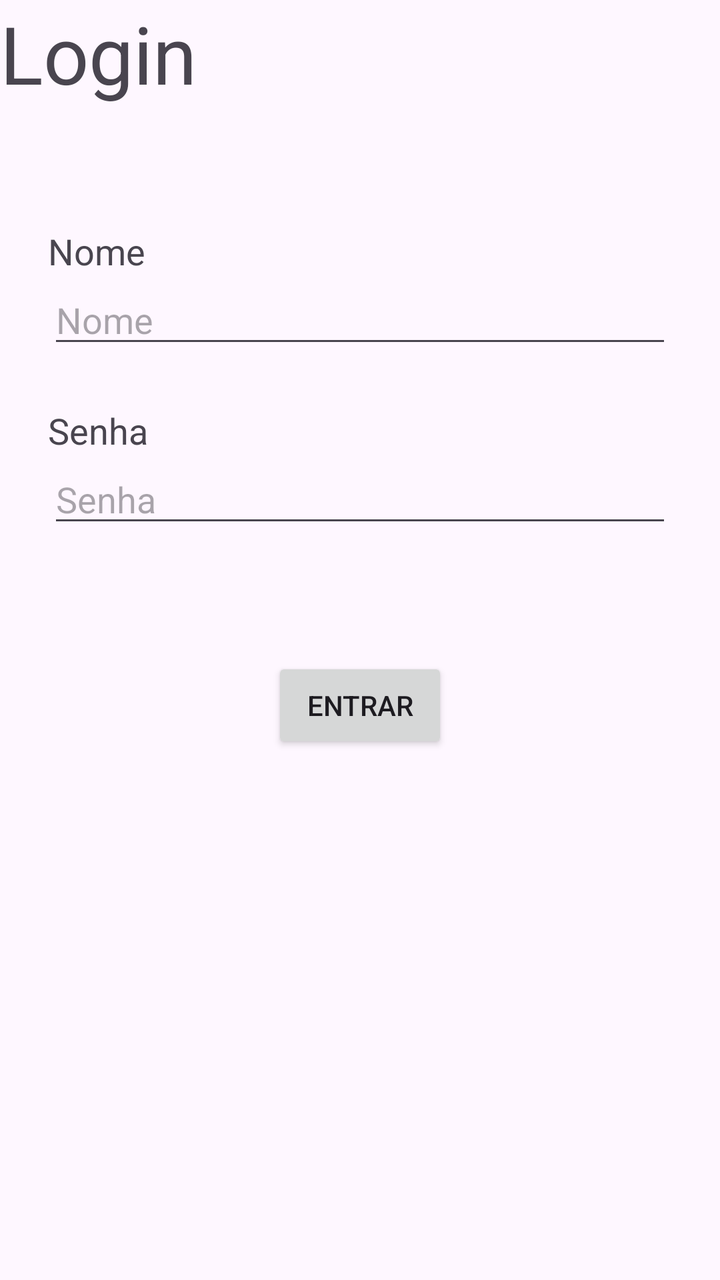
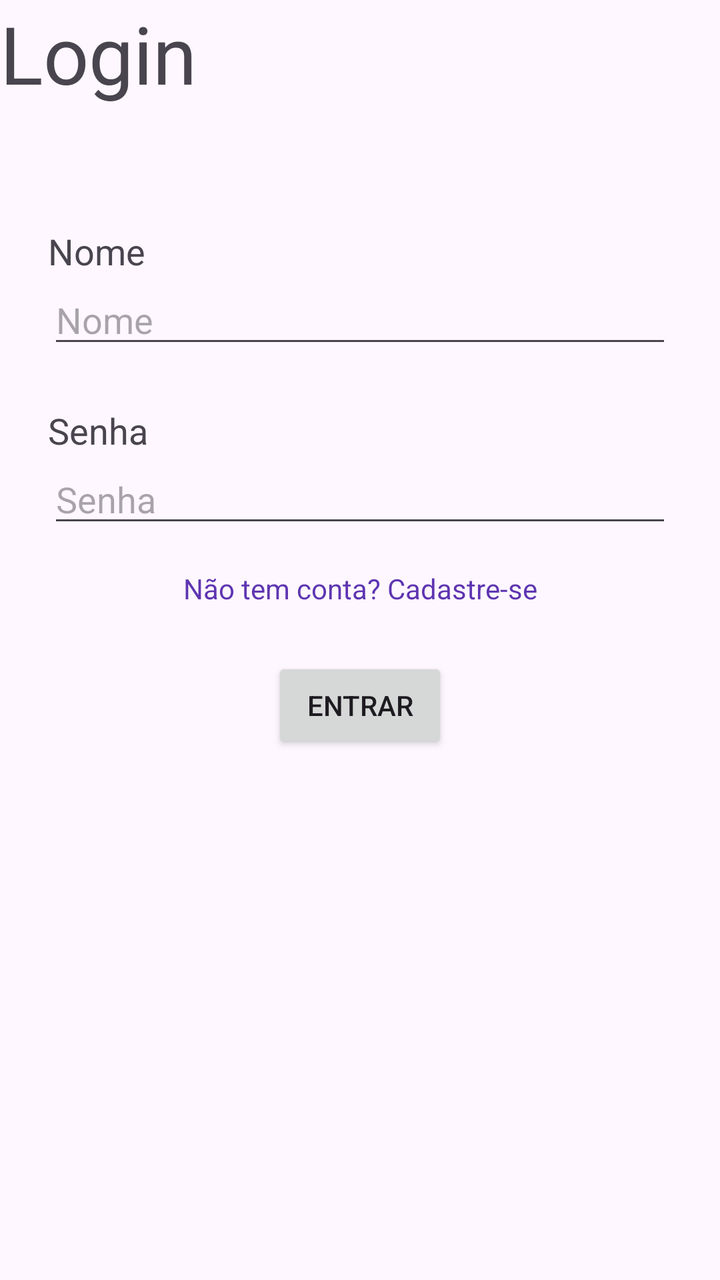

Before-and-after screenshots of an Android layout around one commit, followed by the original layout XML and the change that was made.
<!-- AndroidManifest.xml: application theme Theme.AppPAM -->
<!-- res/layout/activity_tela_login.xml -->
<?xml version="1.0" encoding="utf-8"?>
<androidx.constraintlayout.widget.ConstraintLayout xmlns:android="http://schemas.android.com/apk/res/android"
    xmlns:app="http://schemas.android.com/apk/res-auto"
    xmlns:tools="http://schemas.android.com/tools"
    android:id="@+id/main"
    android:layout_width="match_parent"
    android:layout_height="match_parent"
    tools:context=".TelaLogin">


    <TextView
        android:id="@+id/textTitulo"
        android:layout_width="wrap_content"
        android:layout_height="wrap_content"
        android:text="Login"
        android:textSize="40sp"
        tools:ignore="MissingConstraints"
        tools:layout_editor_absoluteX="156dp"
        tools:layout_editor_absoluteY="227dp" />



    <TextView
        android:id="@+id/labelNome"
        android:layout_width="0dp"
        android:layout_height="wrap_content"
        android:layout_marginTop="60dp"
        android:layout_marginStart="24dp"
        android:text="Nome"
        android:textSize="18sp"
        app:layout_constraintTop_toBottomOf="@id/textTitulo"
        app:layout_constraintStart_toStartOf="parent"
        app:layout_constraintEnd_toEndOf="parent" />

    <EditText
        android:id="@+id/editNome"
        android:layout_width="0dp"
        android:layout_height="wrap_content"
        android:layout_marginStart="24dp"
        android:layout_marginEnd="24dp"
        android:hint="Nome"
        app:layout_constraintTop_toBottomOf="@id/labelNome"
        app:layout_constraintStart_toStartOf="parent"
        app:layout_constraintEnd_toEndOf="parent" />

    <TextView
        android:id="@+id/labelSenha"
        android:layout_width="0dp"
        android:layout_height="wrap_content"
        android:layout_marginTop="24dp"
        android:layout_marginStart="24dp"
        android:text="Senha"
        android:textSize="18sp"
        app:layout_constraintTop_toBottomOf="@id/editNome"
        app:layout_constraintStart_toStartOf="parent"
        app:layout_constraintEnd_toEndOf="parent" />

    <EditText
        android:id="@+id/editSenha"
        android:layout_width="0dp"
        android:layout_height="wrap_content"
        android:layout_marginStart="24dp"
        android:layout_marginEnd="24dp"
        android:hint="Senha"
        android:inputType="textPassword"
        app:layout_constraintTop_toBottomOf="@id/labelSenha"
        app:layout_constraintStart_toStartOf="parent"
        app:layout_constraintEnd_toEndOf="parent" />


    <Button
        android:id="@+id/btnEntrar"
        android:layout_width="wrap_content"
        android:layout_height="wrap_content"
        android:layout_marginTop="60dp"
        android:text="Entrar"
        app:layout_constraintTop_toBottomOf="@id/editSenha"
        app:layout_constraintStart_toStartOf="parent"
        app:layout_constraintEnd_toEndOf="parent" />
</androidx.constraintlayout.widget.ConstraintLayout>
<!-- resources referenced by this layout -->
<resources>
  <style name="Theme.AppPAM" parent="Base.Theme.AppPAM" />
  <style name="Base.Theme.AppPAM" parent="Theme.Material3.DayNight.NoActionBar">
          
          
      </style>
</resources>

<!-- the commit's change to res/layout/activity_tela_login.xml (unified diff, before → after) -->
@@ -66,6 +66,16 @@
         app:layout_constraintTop_toBottomOf="@id/labelSenha"
         app:layout_constraintStart_toStartOf="parent"
         app:layout_constraintEnd_toEndOf="parent" />
+    <TextView
+        android:id="@+id/textCadastro"
+        android:layout_width="wrap_content"
+        android:layout_height="wrap_content"
+        android:layout_marginTop="16dp"
+        android:text="Não tem conta? Cadastre-se"
+        android:textColor="#5E35B1"
+        app:layout_constraintTop_toBottomOf="@id/editSenha"
+        app:layout_constraintStart_toStartOf="parent"
+        app:layout_constraintEnd_toEndOf="parent" />
 
 
     <Button
